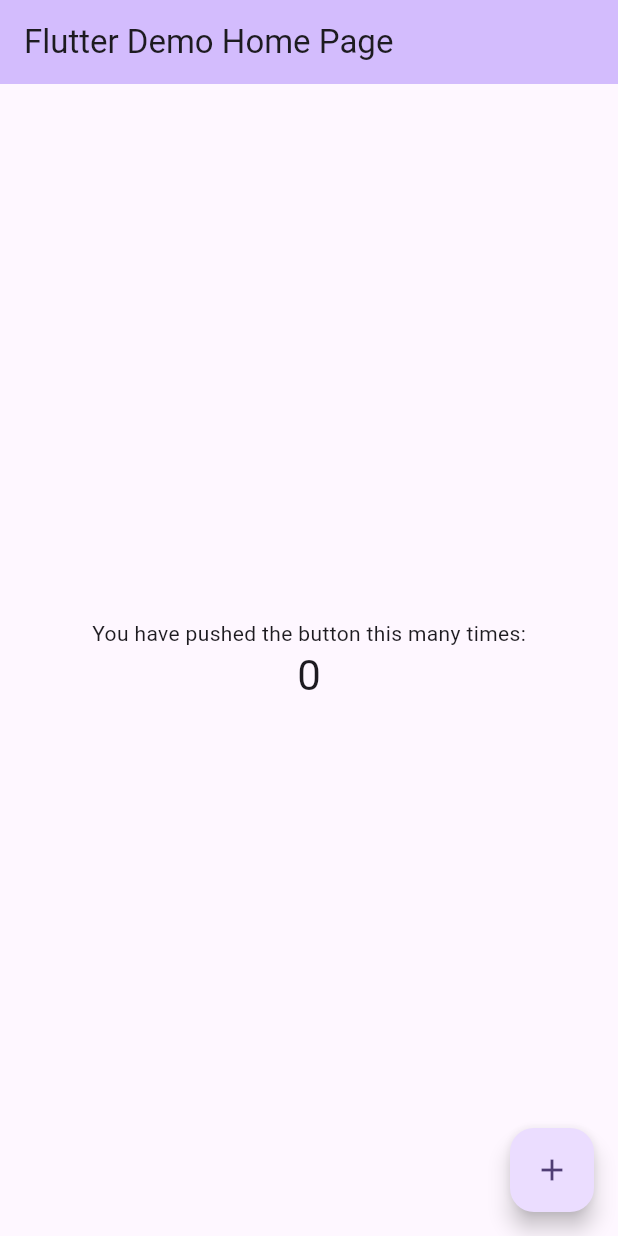
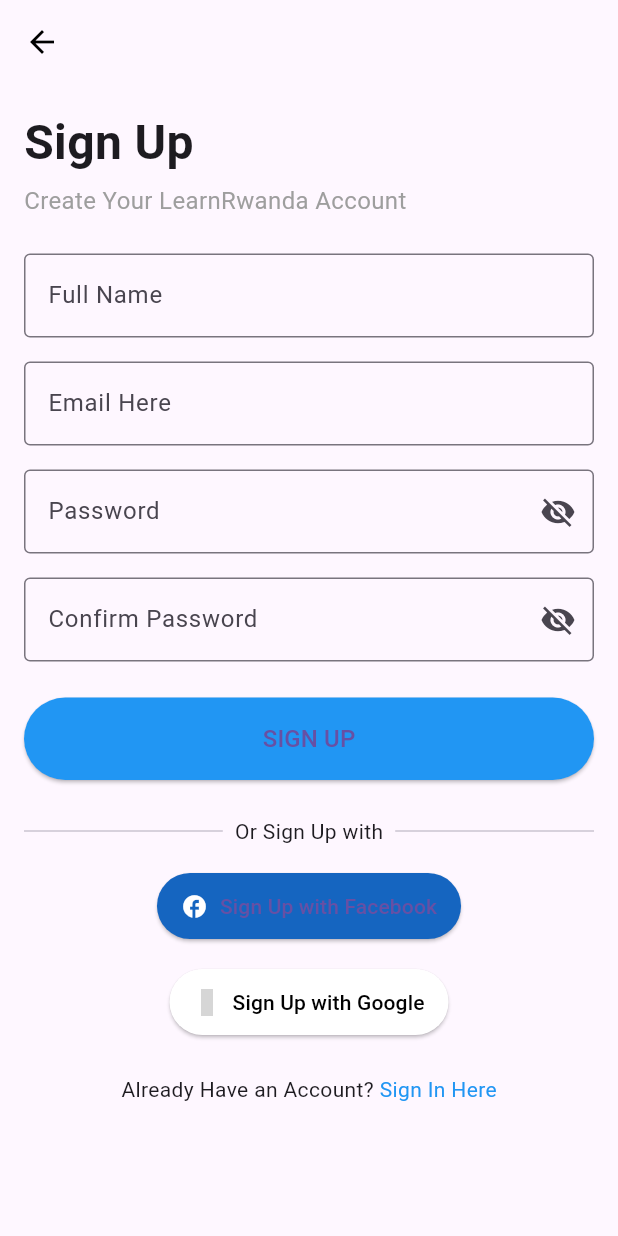
Before and after one commit to Ange-Mukundente/learnRwandaPlatform, a Flutter app: the screen it shows after launch, on a phone screen of 412 x 824 dp. Run offline on Flutter 3.47's test engine with Material 3 defaults, Android fonts, the phone set to English and light mode, and no system bars; statements that could not run were skipped; grey boxes are pictures that could not be loaded.

Commit message:
git add .

```diff
--- a/lib/main.dart
+++ b/lib/main.dart
@@ -1,125 +1,163 @@
 import 'package:flutter/material.dart';
 
 void main() {
-  runApp(const MyApp());
+  runApp(MyApp());
 }
 
 class MyApp extends StatelessWidget {
-  const MyApp({super.key});
-
-  // This widget is the root of your application.
   @override
   Widget build(BuildContext context) {
     return MaterialApp(
-      title: 'Flutter Demo',
-      theme: ThemeData(
-        // This is the theme of your application.
-        //
-        // TRY THIS: Try running your application with "flutter run". You'll see
-        // the application has a purple toolbar. Then, without quitting the app,
-        // try changing the seedColor in the colorScheme below to Colors.green
-        // and then invoke "hot reload" (save your changes or press the "hot
-        // reload" button in a Flutter-supported IDE, or press "r" if you used
-        // the command line to start the app).
-        //
-        // Notice that the counter didn't reset back to zero; the application
-        // state is not lost during the reload. To reset the state, use hot
-        // restart instead.
-        //
-        // This works for code too, not just values: Most code changes can be
-        // tested with just a hot reload.
-        colorScheme: ColorScheme.fromSeed(seedColor: Colors.deepPurple),
-        useMaterial3: true,
-      ),
-      home: const MyHomePage(title: 'Flutter Demo Home Page'),
+      debugShowCheckedModeBanner: false,
+      home: SignUpScreen(),
     );
   }
 }
 
-class MyHomePage extends StatefulWidget {
-  const MyHomePage({super.key, required this.title});
-
-  // This widget is the home page of your application. It is stateful, meaning
-  // that it has a State object (defined below) that contains fields that affect
-  // how it looks.
-
-  // This class is the configuration for the state. It holds the values (in this
-  // case the title) provided by the parent (in this case the App widget) and
-  // used by the build method of the State. Fields in a Widget subclass are
-  // always marked "final".
-
-  final String title;
-
-  @override
-  State<MyHomePage> createState() => _MyHomePageState();
-}
-
-class _MyHomePageState extends State<MyHomePage> {
-  int _counter = 0;
-
-  void _incrementCounter() {
-    setState(() {
-      // This call to setState tells the Flutter framework that something has
-      // changed in this State, which causes it to rerun the build method below
-      // so that the display can reflect the updated values. If we changed
-      // _counter without calling setState(), then the build method would not be
-      // called again, and so nothing would appear to happen.
-      _counter++;
-    });
-  }
-
+class SignUpScreen extends StatelessWidget {
   @override
   Widget build(BuildContext context) {
-    // This method is rerun every time setState is called, for instance as done
-    // by the _incrementCounter method above.
-    //
-    // The Flutter framework has been optimized to make rerunning build methods
-    // fast, so that you can just rebuild anything that needs updating rather
-    // than having to individually change instances of widgets.
     return Scaffold(
       appBar: AppBar(
-        // TRY THIS: Try changing the color here to a specific color (to
-        // Colors.amber, perhaps?) and trigger a hot reload to see the AppBar
-        // change color while the other colors stay the same.
-        backgroundColor: Theme.of(context).colorScheme.inversePrimary,
-        // Here we take the value from the MyHomePage object that was created by
-        // the App.build method, and use it to set our appbar title.
-        title: Text(widget.title),
+        backgroundColor: Colors.transparent,
+        elevation: 0,
+        leading: IconButton(
+          icon: Icon(Icons.arrow_back, color: Colors.black),
+          onPressed: () {
+            // Handle back button
+          },
+        ),
       ),
-      body: Center(
-        // Center is a layout widget. It takes a single child and positions it
-        // in the middle of the parent.
+      body: Padding(
+        padding: const EdgeInsets.all(16.0),
         child: Column(
-          // Column is also a layout widget. It takes a list of children and
-          // arranges them vertically. By default, it sizes itself to fit its
-          // children horizontally, and tries to be as tall as its parent.
-          //
-          // Column has various properties to control how it sizes itself and
-          // how it positions its children. Here we use mainAxisAlignment to
-          // center the children vertically; the main axis here is the vertical
-          // axis because Columns are vertical (the cross axis would be
-          // horizontal).
-          //
-          // TRY THIS: Invoke "debug painting" (choose the "Toggle Debug Paint"
-          // action in the IDE, or press "p" in the console), to see the
-          // wireframe for each widget.
-          mainAxisAlignment: MainAxisAlignment.center,
-          children: <Widget>[
-            const Text(
-              'You have pushed the button this many times:',
+          crossAxisAlignment: CrossAxisAlignment.start,
+          children: [
+            Text(
+              "Sign Up",
+              style: TextStyle(fontSize: 32, fontWeight: FontWeight.bold),
             ),
+            SizedBox(height: 4),
             Text(
-              '$_counter',
-              style: Theme.of(context).textTheme.headlineMedium,
+              "Create Your LearnRwanda Account",
+              style: TextStyle(fontSize: 16, color: Colors.grey),
+            ),
+            SizedBox(height: 24),
+            TextField(
+              decoration: InputDecoration(
+                labelText: "Full Name",
+                hintText: "Full Name Here",
+                border: OutlineInputBorder(),
+              ),
+            ),
+            SizedBox(height: 16),
+            TextField(
+              decoration: InputDecoration(
+                labelText: "Email Here",
+                hintText: "Contact@gmail.com",
+                border: OutlineInputBorder(),
+              ),
+            ),
+            SizedBox(height: 16),
+            TextField(
+              obscureText: true,
+              decoration: InputDecoration(
+                labelText: "Password",
+                suffixIcon: Icon(Icons.visibility_off),
+                border: OutlineInputBorder(),
+              ),
+            ),
+            SizedBox(height: 16),
+            TextField(
+              obscureText: true,
+              decoration: InputDecoration(
+                labelText: "Confirm Password",
+                suffixIcon: Icon(Icons.visibility_off),
+                border: OutlineInputBorder(),
+              ),
+            ),
+            SizedBox(height: 24),
+            SizedBox(
+              width: double.infinity,
+              child: ElevatedButton(
+                style: ElevatedButton.styleFrom(
+                  primary: Colors.blue,
+                  padding: EdgeInsets.symmetric(vertical: 16),
+                ),
+                onPressed: () {
+                  // Handle sign up
+                },
+                child: Text(
+                  "SIGN UP",
+                  style: TextStyle(fontSize: 16),
+                ),
+              ),
+            ),
+            SizedBox(height: 24),
+            Row(
+              children: [
+                Expanded(child: Divider()),
+                Padding(
+                  padding: const EdgeInsets.symmetric(horizontal: 8.0),
+                  child: Text("Or Sign Up with"),
+                ),
+                Expanded(child: Divider()),
+              ],
+            ),
+            SizedBox(height: 16),
+            Row(
+              mainAxisAlignment: MainAxisAlignment.center,
+              children: [
+                ElevatedButton.icon(
+                  onPressed: () {
+                    // Handle Facebook sign up
+                  },
+                  icon: Icon(Icons.facebook, color: Colors.white),
+                  label: Text("Sign Up with Facebook"),
+                  style: ElevatedButton.styleFrom(
+                    primary: Colors.blue[800],
+                    padding: EdgeInsets.symmetric(horizontal: 16, vertical: 12),
+                  ),
+                ),
+              ],
+            ),
+            SizedBox(height: 16),
+            Row(
+              mainAxisAlignment: MainAxisAlignment.center,
+              children: [
+                ElevatedButton.icon(
+                  onPressed: () {
+                    // Handle Google sign up
+                  },
+                  icon: Icon(Icons.google, color: Colors.black),
+                  label: Text("Sign Up with Google"),
+                  style: ElevatedButton.styleFrom(
+                    primary: Colors.white,
+                    onPrimary: Colors.black,
+                    padding: EdgeInsets.symmetric(horizontal: 16, vertical: 12),
+                  ),
+                ),
+              ],
+            ),
+            SizedBox(height: 24),
+            Row(
+              mainAxisAlignment: MainAxisAlignment.center,
+              children: [
+                Text("Already Have an Account? "),
+                GestureDetector(
+                  onTap: () {
+                    // Navigate to sign-in screen
+                  },
+                  child: Text(
+                    "Sign In Here",
+                    style: TextStyle(color: Colors.blue),
+                  ),
+                ),
+              ],
             ),
           ],
         ),
       ),
-      floatingActionButton: FloatingActionButton(
-        onPressed: _incrementCounter,
-        tooltip: 'Increment',
-        child: const Icon(Icons.add),
-      ), // This trailing comma makes auto-formatting nicer for build methods.
     );
   }
 }
```
